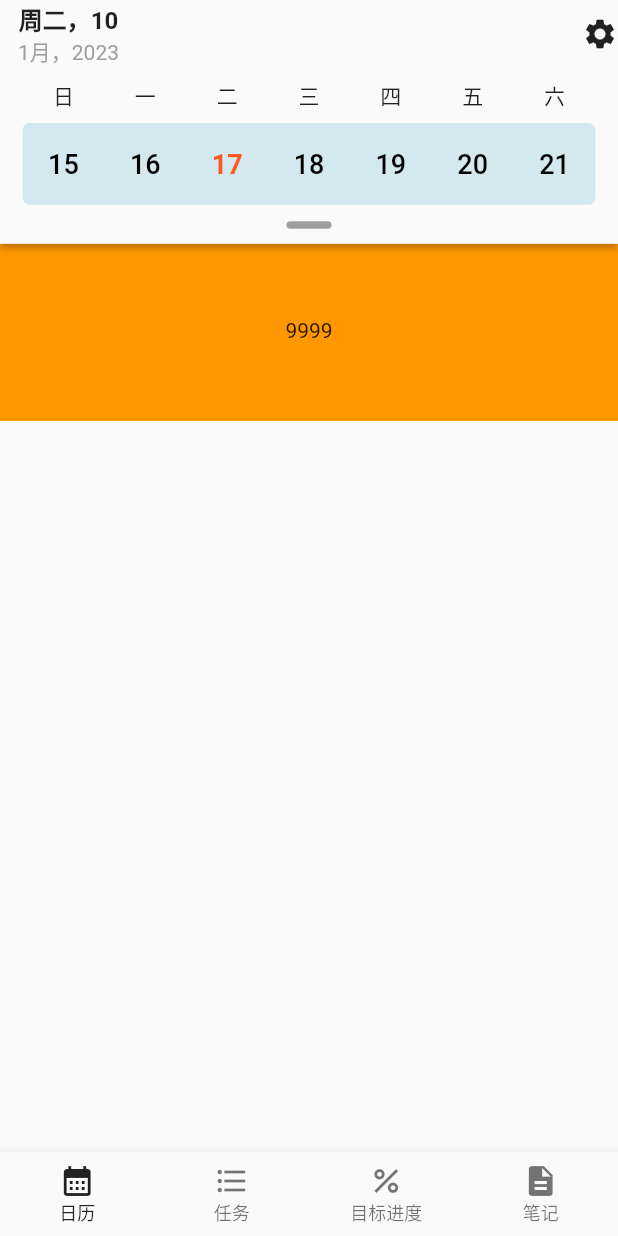
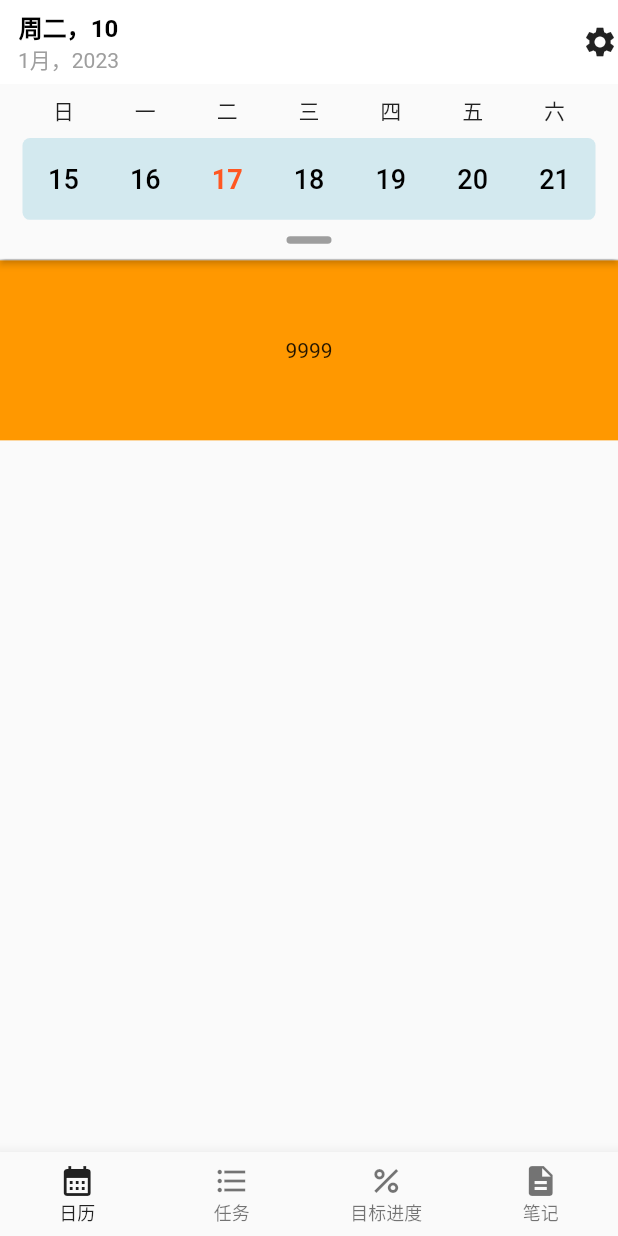
Before and after one commit to lemos1235/walden, a Flutter app: the screen it shows after launch, on a phone screen of 412 x 824 dp. Run offline on Flutter 3.47's test engine with Material 2 defaults, Android fonts, the phone set to English and light mode, and no system bars.

Commit message:
Update some sizes

```diff
--- a/lib/calendar/calendar_bar.dart
+++ b/lib/calendar/calendar_bar.dart
@@ -106,22 +106,26 @@ class _CalendarBarState extends State<CalendarBar> {
         mainAxisSize: MainAxisSize.min,
         children: [
           Padding(
-            padding: const EdgeInsets.symmetric(vertical: 8.0, horizontal: 15),
-            child: Row(
-              mainAxisAlignment: MainAxisAlignment.spaceEvenly,
-              children: [
-                for (var e in ["日", "一", "二", "三", "四", "五", "六"]) Expanded(child: Center(child: Text(e)))
-              ],
+            padding: const EdgeInsets.symmetric(horizontal: 15),
+            child: Container(
+              height: 36,
+              child: Row(
+                crossAxisAlignment: CrossAxisAlignment.center,
+                mainAxisAlignment: MainAxisAlignment.spaceEvenly,
+                children: [
+                  for (var e in ["日", "一", "二", "三", "四", "五", "六"]) Expanded(child: Center(child: Text(e)))
+                ],
+              ),
             ),
           ),
           Padding(
             padding: EdgeInsets.symmetric(horizontal: 15),
             child: Container(
+              height: (MediaQuery.of(context).size.width - 30) / 7,
               decoration: BoxDecoration(
                 color: Color(0xffd3e9ef),
                 borderRadius: BorderRadius.circular(5),
               ),
-              height: (MediaQuery.of(context).size.width - 30) / 7,
               child: _buildWeekDaysBar(),
             ),
           ),
--- a/lib/pages/home_page.dart
+++ b/lib/pages/home_page.dart
@@ -4,6 +4,7 @@
 //
 import 'package:flutter/material.dart';
 import 'package:walden/calendar/calendar_bar.dart';
+import 'package:walden/widgets/sliding_panel.dart';
 
 class HomePage extends StatefulWidget {
   const HomePage({super.key});
@@ -18,10 +19,11 @@ class _HomePageState extends State<HomePage> {
   @override
   Widget build(BuildContext context) {
     return Scaffold(
+      appBar: buildAppBar(),
       body: Stack(
         children: [
           Padding(
-            padding: EdgeInsets.only(top: 106 + MediaQuery.of(context).padding.top + (MediaQuery.of(context).size.width - 30) / 7.0),
+            padding: EdgeInsets.only(top: 36 + (MediaQuery.of(context).size.width - 30) / 7 + kIndicatorHeight + 1),
             child: ListView(
               padding: EdgeInsets.zero,
               children: [
@@ -36,20 +38,14 @@ class _HomePageState extends State<HomePage> {
           ),
           Material(
             elevation: 2,
-            child: Column(
-              mainAxisSize: MainAxisSize.min,
-              children: [
-                buildAppBar(),
-                CalendarBar(),
-              ],
-            ),
+            child: CalendarBar(),
           ),
         ],
       ),
     );
   }
 
-  Widget buildAppBar() {
+  AppBar buildAppBar() {
     final statusBarHeight = MediaQuery.of(context).padding.top;
     final appBarLeading = Row(
       children: [
@@ -69,18 +65,14 @@ class _HomePageState extends State<HomePage> {
         ),
       ],
     );
-    return Padding(
-      padding: EdgeInsets.only(top: statusBarHeight),
-      child: Row(
-        mainAxisAlignment: MainAxisAlignment.spaceBetween,
-        children: [
-          appBarLeading,
-          Padding(
-            padding: EdgeInsets.only(right: statusBarHeight / 2),
-            child: Icon(Icons.settings),
-          ),
-        ],
-      ),
+    return AppBar(
+      elevation: 0,
+      leadingWidth: 100,
+      leading: appBarLeading,
+      actions: [
+        Icon(Icons.settings),
+        SizedBox(width: statusBarHeight/2),
+      ],
     );
   }
 }
--- a/lib/widgets/sliding_panel.dart
+++ b/lib/widgets/sliding_panel.dart
@@ -4,10 +4,17 @@
 //
 import 'package:flutter/material.dart';
 
+const double kIndicatorHeight = 26.0;
+
+const double kFlingSpeed = 365.0;
+
+const double kSlidingDefaultMaxHeight = 200.0;
+
 typedef SlidingBodyBuilder = Widget Function(BuildContext context, AnimationController controller);
 
 class SlidingPanel extends StatefulWidget {
-  const SlidingPanel({Key? key, this.maxHeight = 200, this.minHeight = 0, required this.builder})
+  const SlidingPanel(
+      {Key? key, this.maxHeight = kSlidingDefaultMaxHeight, this.minHeight = 0, required this.builder})
       : super(key: key);
 
   final SlidingBodyBuilder builder;
@@ -16,9 +23,9 @@ class SlidingPanel extends StatefulWidget {
 
   final double minHeight;
 
-  final double indicatorHeight = 26;
+  final double indicatorHeight = kIndicatorHeight;
 
-  final double flingSpeed = 365;
+  final double flingSpeed = kFlingSpeed;
 
   @override
   State<SlidingPanel> createState() => SlidingPanelState();
```
